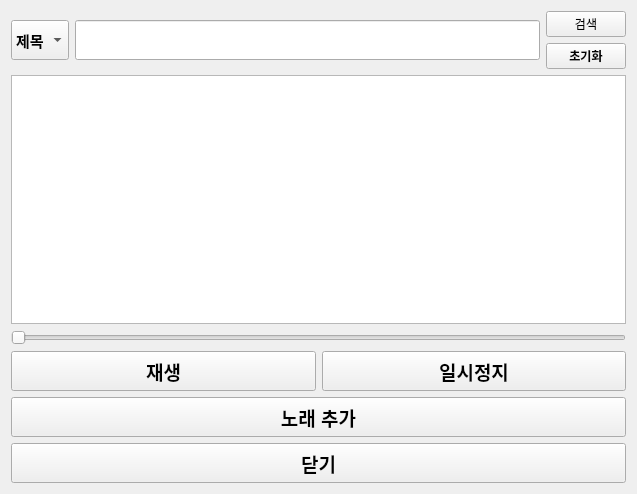
Old version of the form MusicPlayer/SongListsDialog.ui in the repository SY008197/gimgo2.
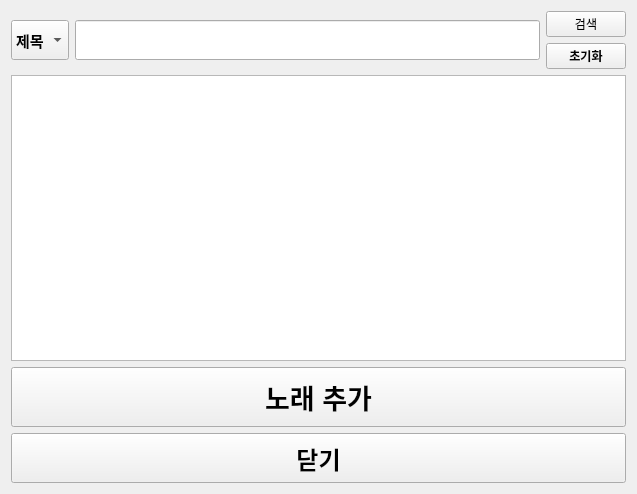
New version of the form.

Commit message: 재생창 구현

The edit to the form file:
```diff
--- a/MusicPlayer/SongListsDialog.ui
+++ b/MusicPlayer/SongListsDialog.ui
@@ -97,71 +97,19 @@
       <widget class="QListWidget" name="listWidgetSongs"/>
      </item>
      <item>
-      <widget class="QSlider" name="sliderPosition">
-       <property name="orientation">
-        <enum>Qt::Orientation::Horizontal</enum>
-       </property>
-      </widget>
-     </item>
-     <item>
-      <layout class="QHBoxLayout" name="horizontalLayout">
-       <item>
-        <widget class="QPushButton" name="btnPlay">
-         <property name="minimumSize">
-          <size>
-           <width>0</width>
-           <height>40</height>
-          </size>
-         </property>
-         <property name="font">
-          <font>
-           <pointsize>14</pointsize>
-           <bold>true</bold>
-          </font>
-         </property>
-         <property name="text">
-          <string>재생</string>
-         </property>
-         <property name="autoDefault">
-          <bool>false</bool>
-         </property>
-        </widget>
-       </item>
-       <item>
-        <widget class="QPushButton" name="btnPause">
-         <property name="minimumSize">
-          <size>
-           <width>0</width>
-           <height>40</height>
-          </size>
-         </property>
-         <property name="font">
-          <font>
-           <pointsize>14</pointsize>
-           <bold>true</bold>
-          </font>
-         </property>
-         <property name="text">
-          <string>일시정지</string>
-         </property>
-         <property name="autoDefault">
-          <bool>false</bool>
-         </property>
-        </widget>
-       </item>
-      </layout>
+      <layout class="QHBoxLayout" name="horizontalLayout"/>
      </item>
      <item>
       <widget class="QPushButton" name="btnAddSong">
        <property name="minimumSize">
         <size>
          <width>0</width>
-         <height>40</height>
+         <height>60</height>
         </size>
        </property>
        <property name="font">
         <font>
-         <pointsize>14</pointsize>
+         <pointsize>20</pointsize>
          <bold>true</bold>
         </font>
        </property>
@@ -178,12 +126,12 @@
        <property name="minimumSize">
         <size>
          <width>0</width>
-         <height>40</height>
+         <height>50</height>
         </size>
        </property>
        <property name="font">
         <font>
-         <pointsize>14</pointsize>
+         <pointsize>18</pointsize>
          <bold>true</bold>
         </font>
        </property>
```
The commit also changes 12 other files.
